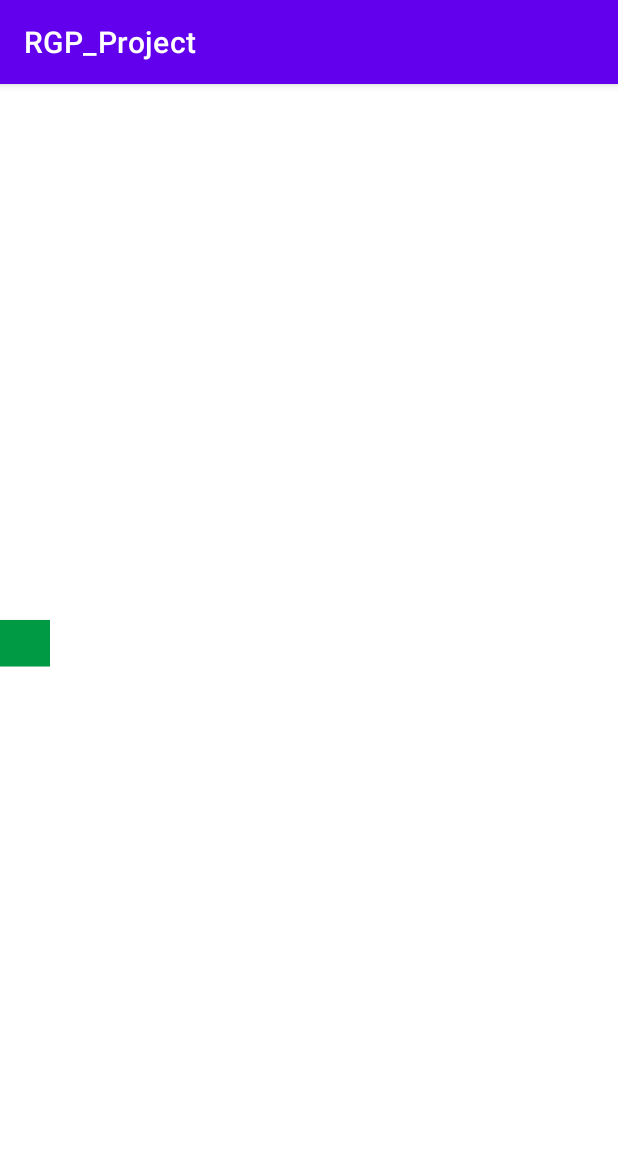
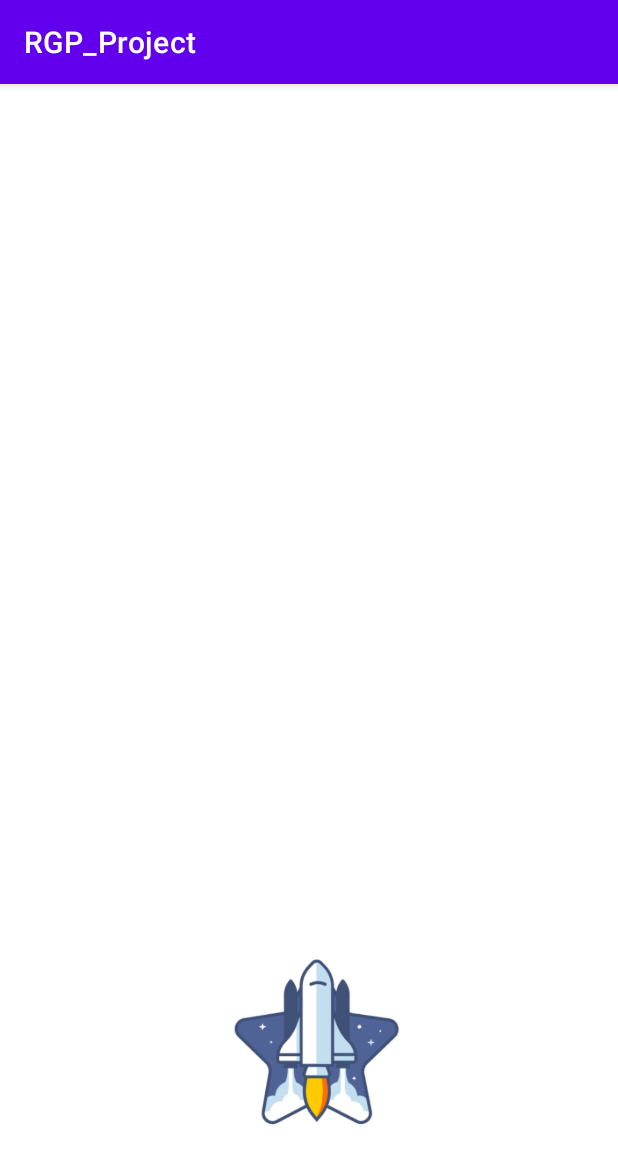
Before and after one commit to everbuilds/ProgettoSWE_everbuilds, an Android app: the Game screen opened directly, with no data from a screen before it, on a phone screen of 412 x 824 dp. Shown: the top 1164 px of the screen. Run offline under Robolectric (Android 15) with nearby library versions, the light colour scheme and no system bars.

Commit message:
Movimento navicella

```diff
--- a/app/src/main/java/com/example/rgp_project/Game.kt
+++ b/app/src/main/java/com/example/rgp_project/Game.kt
@@ -1,5 +1,6 @@
 package com.example.rgp_project
 
+import android.content.Intent
 import android.graphics.Bitmap
 import android.graphics.Canvas
 import android.graphics.Color
@@ -8,63 +9,97 @@ import android.graphics.drawable.ShapeDrawable
 import android.graphics.drawable.shapes.RectShape
 import android.graphics.drawable.shapes.RoundRectShape
 import androidx.appcompat.app.AppCompatActivity
-import android.os.Bundle
 import android.util.DisplayMetrics
 import android.util.Log
-import android.view.MotionEvent
-import android.view.VelocityTracker
-import android.view.View
+import android.view.*
+import android.view.MotionEvent.INVALID_POINTER_ID
 import android.widget.Button
-import android.widget.ImageView
+import androidx.core.view.MotionEventCompat
+import android.annotation.SuppressLint;
+import android.app.Activity;
+import android.os.Bundle;
+import android.view.MotionEvent;
+import android.view.View;
+import android.view.View.OnTouchListener;
+import android.view.ViewGroup;
+import android.widget.ImageView;
+import android.widget.RelativeLayout;
+import android.widget.Toast;
 
-class Game : AppCompatActivity() {
-
-    private var mVelocityTracker: VelocityTracker? = null
-    var Xposition = 25
-    var Yposition = 600
-    //var right = 50
-    //var bottom = 50
-
-    override fun onCreate(savedInstanceState: Bundle?) {
+class Game: AppCompatActivity() {
+    override fun onCreate(savedInstanceState:Bundle?) {
         super.onCreate(savedInstanceState)
         setContentView(R.layout.activity_game)
+        //var xDelta:Int = 0
+        //var yDelta:Int = 0
+        var mainLayout:ViewGroup = findViewById(R.id.main)
+        var image:ImageView = findViewById(R.id.image)
+        var listener = View.OnTouchListener(function = {mainLayout, motionEvent ->
 
-        val displayMetrics = DisplayMetrics()
-        windowManager.defaultDisplay.getMetrics(displayMetrics)
+            if (motionEvent.action == MotionEvent.ACTION_MOVE) {
 
-        var width = displayMetrics.widthPixels
-        var height = displayMetrics.heightPixels
+                mainLayout.y = motionEvent.rawY - mainLayout.height/2
+                mainLayout.x = motionEvent.rawX - mainLayout.width/2
+            }
 
-        val bitmap: Bitmap = Bitmap.createBitmap(width, height, Bitmap.Config.ARGB_8888)
-        val canvas: Canvas = Canvas(bitmap)
+            true
 
-        var shapeDrawable: ShapeDrawable
-        shapeDrawable = ShapeDrawable(RectShape())
-        shapeDrawable.setBounds( Xposition-25, Yposition-25 ,Xposition+25,Yposition+25)
-        shapeDrawable.getPaint().setColor(Color.parseColor("#009944"))
-        shapeDrawable.draw(canvas)
-
-
-        val imageV = findViewById<ImageView>(R.id.imageV)
-        imageV.background = BitmapDrawable(getResources(), bitmap)
+        })
+        image.setOnTouchListener(listener)
+        /*image.setOnTouchListener(object : OnTouchListener {
+            override fun onTouch(view:View, event:MotionEvent):Boolean {
+                val x = event.getRawX() as Int
+                val y = event.getRawY() as Int
+                when (event.getAction() and MotionEvent.ACTION_MASK) {
+                    MotionEvent.ACTION_DOWN -> {
+                        val lParams = view.getLayoutParams() as RelativeLayout.LayoutParams
+                        xDelta = x - lParams.leftMargin
+                        yDelta = y - lParams.topMargin
+                    }
+                    MotionEvent.ACTION_UP -> Toast.makeText(this@Game, "I'm here!", Toast.LENGTH_SHORT)
+                        .show()
+                    MotionEvent.ACTION_MOVE -> {
+                        val layoutParams = view
+                            .getLayoutParams() as RelativeLayout.LayoutParams
+                        layoutParams.leftMargin = x - xDelta
+                        layoutParams.topMargin = y - yDelta
+                        layoutParams.rightMargin = 0
+                        layoutParams.bottomMargin = 0
+                        view.setLayoutParams(layoutParams)
+                    }
+                }
+                //mainLayout?.invalidate()
+                return true
+            }
+        })*/
     }
-    override fun onTouchEvent(event: MotionEvent): Boolean {
-
-        val x : Float = event.x
-        val y : Float = event.y
-        when (event.actionMasked) {
-            MotionEvent.ACTION_MOVE -> {
-                /*var dx = x-Xposition
-                var dy = y-Yposition*/
-                Xposition = x.toInt()
-                Yposition = y.toInt()
-                //println(Xposition)
-                //println(Yposition)
-            }
-            MotionEvent.ACTION_UP -> {
-                var view : View =
+    /*private fun onTouchListener():OnTouchListener {
+        return object: OnTouchListener {
+            @SuppressLint("ClickableViewAccessibility")
+            override fun onTouch(view:View, event:MotionEvent):Boolean {
+                val x = event.getRawX() as Int
+                val y = event.getRawY() as Int
+                when (event.getAction() and MotionEvent.ACTION_MASK) {
+                    MotionEvent.ACTION_DOWN -> {
+                        val lParams = view.getLayoutParams() as RelativeLayout.LayoutParams
+                        xDelta = x - lParams.leftMargin
+                        yDelta = y - lParams.topMargin
+                    }
+                    MotionEvent.ACTION_UP -> Toast.makeText(this@Game, "I'm here!", Toast.LENGTH_SHORT)
+                            .show()
+                    MotionEvent.ACTION_MOVE -> {
+                        val layoutParams = view
+                            .getLayoutParams() as RelativeLayout.LayoutParams
+                        layoutParams.leftMargin = x - xDelta
+                        layoutParams.topMargin = y - yDelta
+                        layoutParams.rightMargin = 0
+                        layoutParams.bottomMargin = 0
+                        view.setLayoutParams(layoutParams)
+                    }
+                }
+                mainLayout?.invalidate()
+                return true
             }
         }
-        return true
-    }
+    }*/
 }
--- a/app/src/main/res/layout/activity_game.xml
+++ b/app/src/main/res/layout/activity_game.xml
@@ -1,17 +1,21 @@
 <?xml version="1.0" encoding="utf-8"?>
-<androidx.constraintlayout.widget.ConstraintLayout xmlns:android="http://schemas.android.com/apk/res/android"
-    xmlns:app="http://schemas.android.com/apk/res-auto"
+<RelativeLayout
+    xmlns:android="http://schemas.android.com/apk/res/android"
     xmlns:tools="http://schemas.android.com/tools"
     android:layout_width="match_parent"
     android:layout_height="match_parent"
-    tools:context=".Game">
+    android:id="@+id/main"
+    tools:context=".MainActivity">
 
     <ImageView
-        android:id="@+id/imageV"
-        android:layout_width="match_parent"
-        android:layout_height="match_parent"
-        app:layout_constraintBottom_toBottomOf="parent"
-        app:layout_constraintEnd_toEndOf="parent"
-        app:layout_constraintStart_toStartOf="parent"
-        app:layout_constraintTop_toTopOf="parent" />
-</androidx.constraintlayout.widget.ConstraintLayout>
+        android:id="@+id/image"
+        android:layout_width="217dp"
+        android:layout_height="130dp"
+        android:layout_alignParentLeft="true"
+        android:layout_alignParentTop="true"
+        android:layout_marginLeft="101dp"
+        android:layout_marginTop="570dp"
+        android:contentDescription="@string/app_name"
+        android:src="@drawable/starship" />
+
+</RelativeLayout>
```
Also changed, not shown: app/src/main/res/drawable/starship.png (added).
